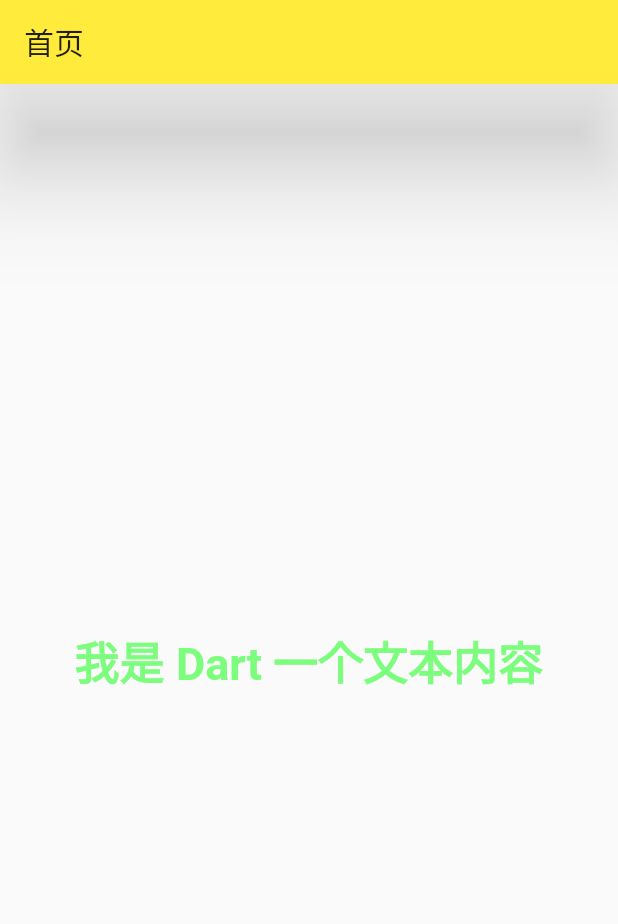
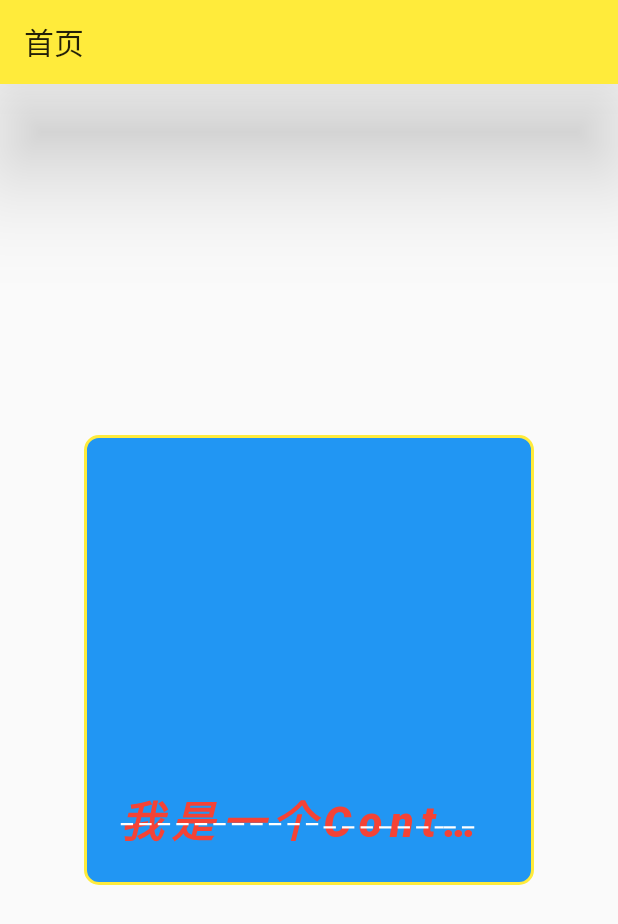
Before and after one commit to CoderSLZeng/LearnFlutter, a Flutter app: the screen it shows after launch, on a phone screen of 412 x 824 dp. Shown: the top 924 px of the screen. Run offline on Flutter 3.47's test engine with Material 2 defaults, Android fonts, the phone set to English and light mode, and no system bars.

Commit message:
add 自定义 Container 组件’

```diff
--- a/Flutter入门实战/demo/lib/main.dart
+++ b/Flutter入门实战/demo/lib/main.dart
@@ -26,7 +26,7 @@ class MyApp extends StatelessWidget {
         ),
         body: Home(),
       ),
-      theme: ThemeData( // 设置主体颜色
+      theme: ThemeData( // 设置主题颜色
         primarySwatch: Colors.yellow
       ),
     );
@@ -41,13 +41,59 @@ class Home extends StatelessWidget {
   }
 }
 
+// 自定义
+
 // 自定义 Center 组件
 class CustomCenter extends StatelessWidget {
   @override
   Widget build(BuildContext context) {
     // 返回一个 Center 组件
     return Center(
-      child: CustomText()
+      child: CustomContainer()
+    );
+  }
+}
+
+class CustomContainer extends StatelessWidget {
+  @override
+  Widget build(BuildContext context) {
+    return Container(
+      child: Text(
+        "我是一个Container视图里面的文本",
+        textAlign: TextAlign.left, // 文本对齐方式
+        overflow: TextOverflow.ellipsis, // 文字超出屏幕之后的处理方式
+        maxLines: 1, // 最大显示2行
+        textScaleFactor: 1.8, // 文字缩放1.8倍
+        style: TextStyle(
+          fontSize: 16.0, // 文字大小
+          color: Colors.red, // 文字颜色
+          fontWeight: FontWeight.w800, // 文字粗细
+          fontStyle: FontStyle.italic, // 文字样式：斜体
+          decoration: TextDecoration.lineThrough, // 文字装饰线：删除线
+          decorationColor: Colors.white, // 文字装饰线颜色
+          decorationStyle: TextDecorationStyle.dashed, // 文字装饰线风格：虚线
+          letterSpacing: 5.0
+        ),
+      ),
+      height: 300.0,
+      width: 300.0,
+      decoration: BoxDecoration( // 容器装饰
+        color: Colors.blue, // 背景颜色
+        border: Border.all(  // 边框
+          color: Colors.yellow,
+          width: 2.0
+        ),
+        borderRadius: BorderRadius.all( // 圆角
+          Radius.circular(10)
+        )
+      ),
+      padding: EdgeInsets.all(20), // 内边距统一设置
+      // padding: EdgeInsets.fromLTRB(10, 30, 5, 0), //  内边距分别设置：left, top, right, bottom
+      // margin: EdgeInsets.fromLTRB(10, 30, 5, 0),  //  外边距分别设置：left, top, right, bottom
+      // transform: Matrix4.translationValues(100, 0, 0), // x方向偏移100
+      // transform: Matrix4.rotationZ(0.3), // Z 轴旋转
+      // transform: Matrix4.diagonal3Values(1.2, 1, 1), // 3D旋转
+      alignment: Alignment.bottomLeft // 内容底部左对齐
     );
   }
 }
```
